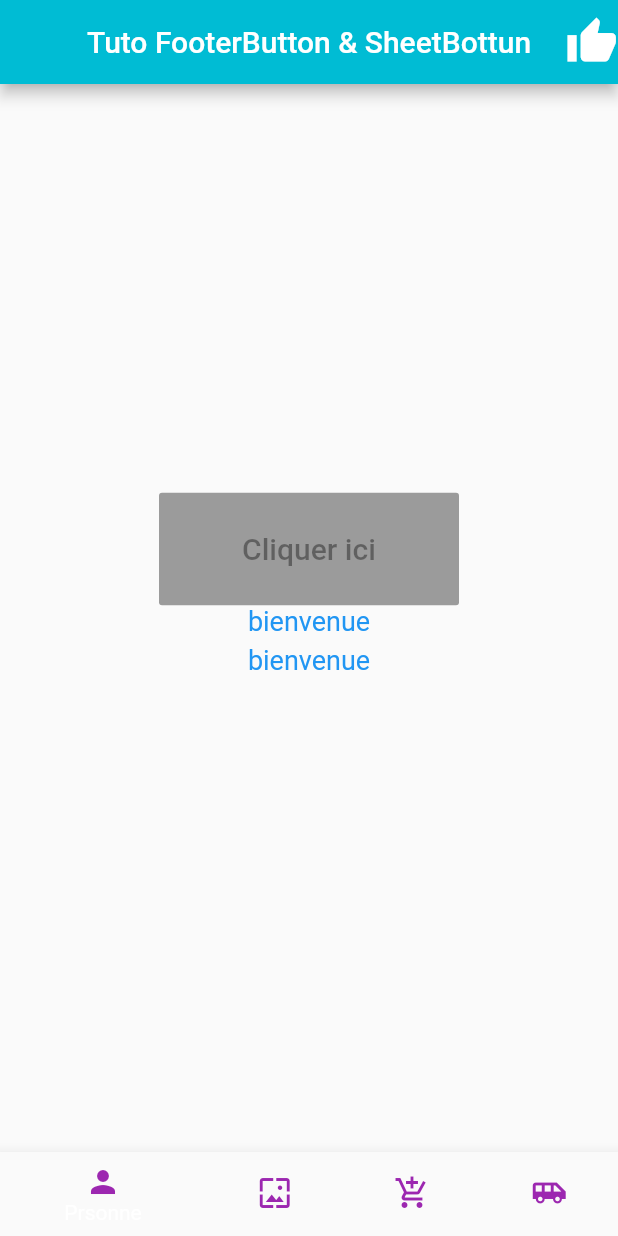
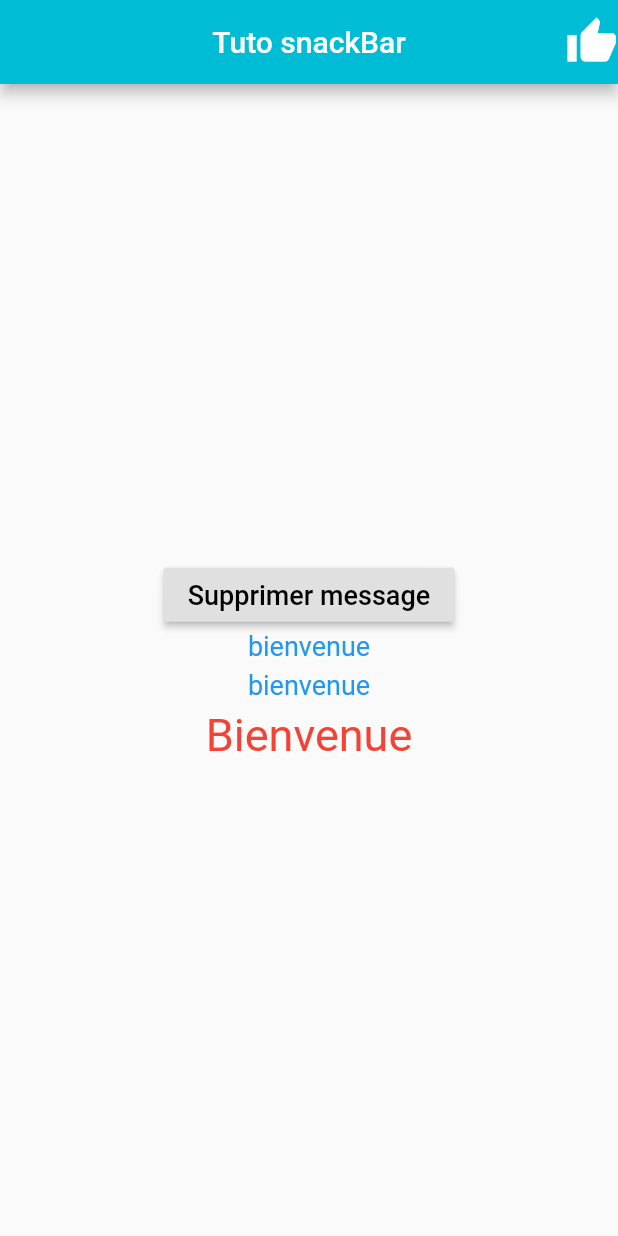
Before and after one commit to JamelChatti/NewProject, a Flutter app: the screen it shows after launch, on a phone screen of 412 x 824 dp. Run offline on Flutter 3.47's test engine with Material 2 defaults, Android fonts, the phone set to English and light mode, and no system bars.

Commit message:
SnackBar

```diff
--- a/lib/main.dart
+++ b/lib/main.dart
@@ -23,32 +23,19 @@ class GestionFacture extends StatefulWidget {
 }
 
 class _GestionFactureState extends State<GestionFacture> {
-  List<BottomNavigationBarItem> _item;
-  int _id = 0;
-  String value = '';
+  final GlobalKey<ScaffoldState>  _sb = GlobalKey<ScaffoldState>();
+  void _snackBar(){
+    _sb.currentState.showSnackBar(SnackBar(content: Text('Votre message a été supprimé')));
 
-  void initState() {
-    _item = new List();
-    _item.add(BottomNavigationBarItem(
-        icon: Icon(Icons.person, color: Colors.purple),
-        title: Text('Prsonne')));
-    _item.add(BottomNavigationBarItem(
-        icon: Icon(Icons.wallpaper, color: Colors.purple),
-        title: Text('Vendredi')));
-    _item.add(BottomNavigationBarItem(
-        icon: Icon(Icons.add_shopping_cart, color: Colors.purple),
-        title: Text('Shopping')));
-    _item.add(BottomNavigationBarItem(
-        icon: Icon(Icons.airport_shuttle, color: Colors.purple),
-        title: Text('Un bus')));
   }
 
   @override
   Widget build(BuildContext context) {
     return Scaffold(
+      key: _sb,
       appBar: AppBar(
         backgroundColor: Colors.cyan,
-        title: Text('Tuto FooterButton & SheetBottun'),
+        title: Text('Tuto snackBar'),
         centerTitle: true,
         actions: <Widget>[
           Icon(
@@ -61,17 +48,13 @@ class _GestionFactureState extends State<GestionFacture> {
         child: Column(
           mainAxisAlignment: MainAxisAlignment.center,
           children: <Widget>[
-            ButtonTheme(
-              minWidth: 200.0,
-              height: 75.0,
-              buttonColor: Colors.grey,
-              child: RaisedButton(
-                onPressed: null,
-                child: Text(
-                  'Cliquer ici',
-                  style: TextStyle(
-                    fontSize: 20,
-                  ),
+            RaisedButton(
+              onPressed: _snackBar,
+              child: Text(
+                'Supprimer message',
+                style: TextStyle(
+                  color: Colors.black,
+                  fontSize: 18,
                 ),
               ),
             ),
@@ -96,28 +79,14 @@ class _GestionFactureState extends State<GestionFacture> {
               padding: EdgeInsets.only(top: 5),
             ),
             Text(
-              '$value',
+              'Bienvenue',
               style: TextStyle(
                 color: Colors.red,
                 fontSize: 30,
               ),
             ),
-            Padding(
-              padding: EdgeInsets.only(top: 5),
-            ),
           ],
         ),
-      ),
-      bottomNavigationBar: BottomNavigationBar(
-        items: _item,
-        currentIndex: _id,
-        onTap: (int item) {
-          setState(() {
-            _id = item;
-            int a = _id+1;
-            value = 'clic sur ${a.toString()}';
-          });
-        },
       ),
     );
     //barre de navigation
```
